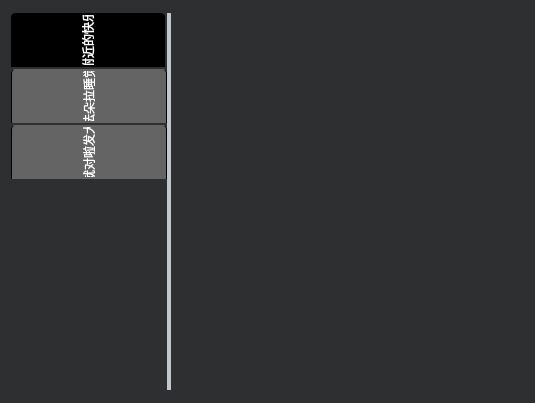
Old version of the form MTabWidget/MTabWidgetV.ui in the repository lxj434368832/MCommonLibrary.
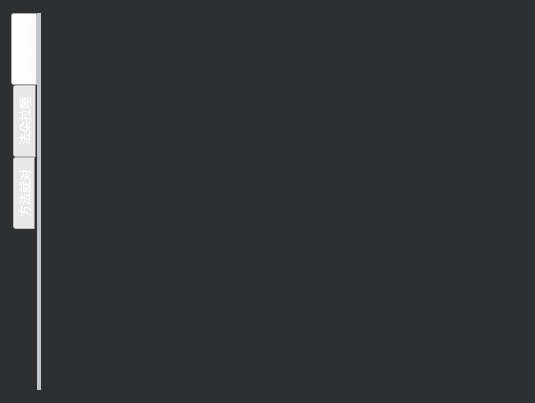
New version of the form. The open tabs and pages were chosen to show the change.

The edit to the form file:
```diff
--- a/MTabWidget/MTabWidgetV.ui
+++ b/MTabWidget/MTabWidgetV.ui
@@ -39,7 +39,7 @@
 	font:24px &quot;Microsoft YaHei&quot;;
 	color:white;
 }
-
+/*
 QTabBar::tab{
 	border:none;
 	padding:2px;
@@ -63,7 +63,7 @@
 	border-left: 1px solid black;
 	border-right: 1px solid black;
 	margin-top: 2px;
-}
+}*/
 
 /*最左边的竖杠为tear-index*/
 QTabBar::tear {
@@ -107,17 +107,17 @@
      </property>
      <widget class="QWidget" name="tab_7">
       <attribute name="title">
-       <string>附近的快乐</string>
+       <string>附近的快</string>
       </attribute>
      </widget>
      <widget class="QWidget" name="tab_6">
       <attribute name="title">
-       <string>法朵拉睡觉</string>
+       <string>法朵拉睡</string>
       </attribute>
      </widget>
      <widget class="QWidget" name="tab">
       <attribute name="title">
-       <string>方法就对啦发大水啦</string>
+       <string>方法就对</string>
       </attribute>
      </widget>
     </widget>
```
Left out of the diff: 2 changed lines with no effect on the pictures.
